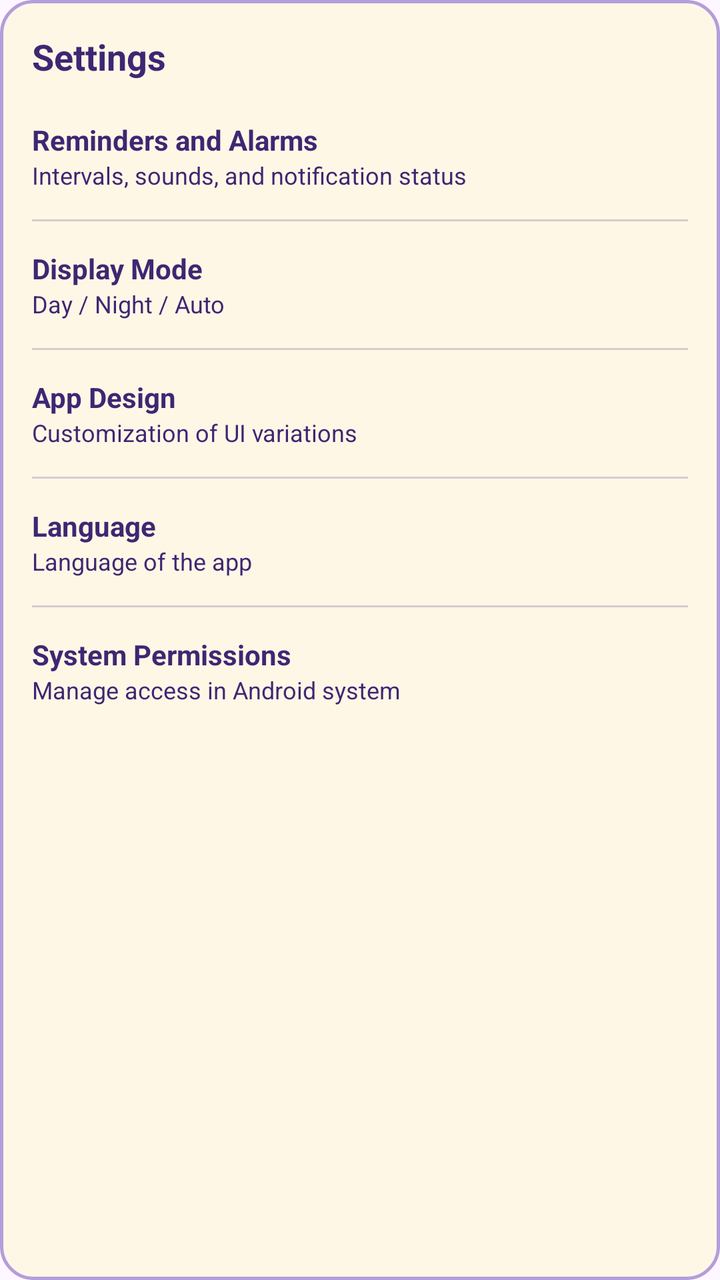
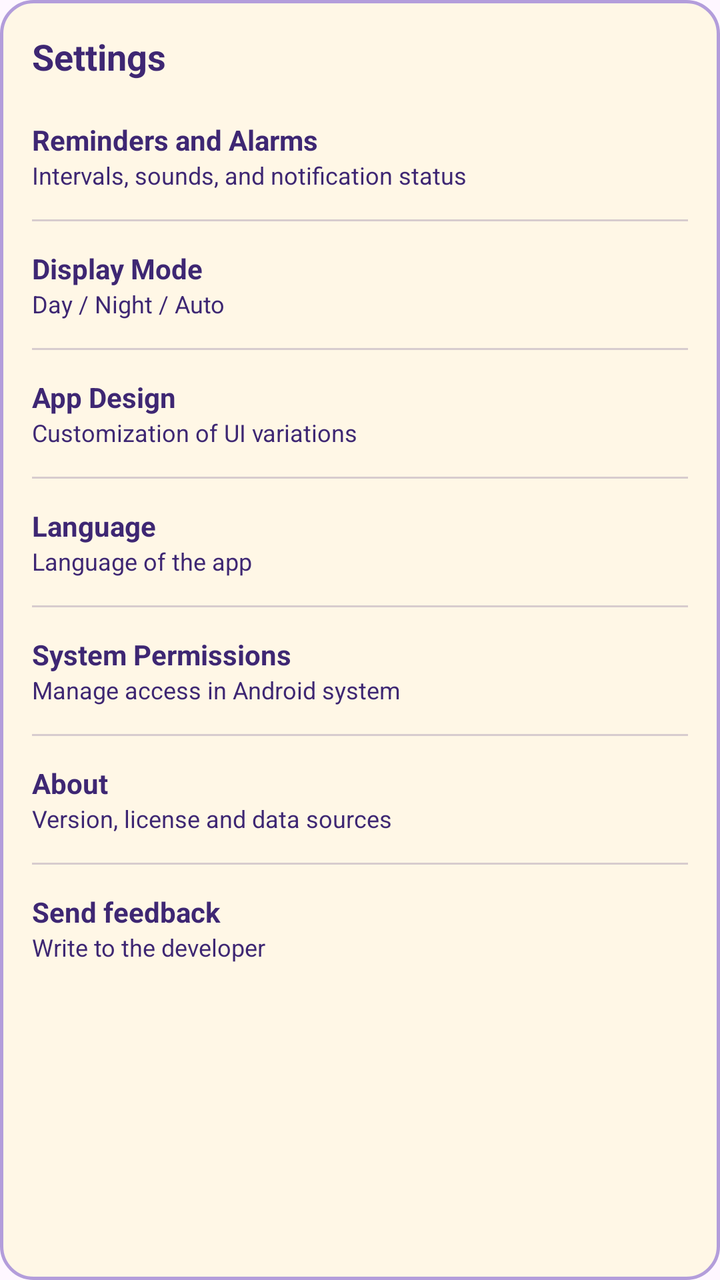

Compare the two renders of this Android layout. The source of the first and the diff that turns it into the second are given below.
<!-- AndroidManifest.xml: application theme Theme.MyAssistant -->
<!-- res/layout/dialog_settings.xml -->
<?xml version="1.0" encoding="utf-8"?>
<ScrollView xmlns:android="http://schemas.android.com/apk/res/android"
    android:layout_width="match_parent"
    android:layout_height="wrap_content"
    android:fillViewport="true">

    <LinearLayout
        android:layout_width="match_parent"
        android:layout_height="wrap_content"
        android:orientation="vertical"
        android:padding="16dp"
        android:background="@drawable/bg_spinner_dropdown">

        
        <TextView
            android:layout_width="match_parent"
            android:layout_height="wrap_content"
            android:text="@string/settings_title"
            android:textSize="18sp"
            android:textStyle="bold"
            android:textColor="?attr/maText"
            android:paddingBottom="12dp"/>

        
        <LinearLayout
            android:id="@+id/layoutAlarmSettings"
            android:layout_width="match_parent"
            android:layout_height="wrap_content"
            android:orientation="vertical"
            android:clickable="true"
            android:focusable="true"
            android:background="?attr/selectableItemBackground"
            android:paddingVertical="8dp">
            <TextView
                android:layout_width="match_parent"
                android:layout_height="wrap_content"
                android:text="@string/settings_alarms_title"
                android:textSize="14sp"
                android:textStyle="bold"
                android:textColor="?attr/maText"/>
            <TextView
                android:layout_width="match_parent"
                android:layout_height="wrap_content"
                android:text="@string/settings_alarms_subtitle"
                android:textSize="12sp"
                android:textColor="?attr/maText"/>
        </LinearLayout>

        <View
            android:layout_width="match_parent"
            android:layout_height="1dp"
            android:background="?attr/maText"
            android:alpha="0.2"
            android:layout_marginVertical="6dp"/>

        
        <LinearLayout
            android:id="@+id/layoutDisplaySettings"
            android:layout_width="match_parent"
            android:layout_height="wrap_content"
            android:orientation="vertical"
            android:clickable="true"
            android:focusable="true"
            android:background="?attr/selectableItemBackground"
            android:paddingVertical="8dp">
            <TextView
                android:layout_width="match_parent"
                android:layout_height="wrap_content"
                android:text="@string/settings_display_title"
                android:textSize="14sp"
                android:textStyle="bold"
                android:textColor="?attr/maText"/>
            <TextView
                android:layout_width="match_parent"
                android:layout_height="wrap_content"
                android:text="@string/settings_display_subtitle"
                android:textSize="12sp"
                android:textColor="?attr/maText"/>
        </LinearLayout>

        <View
            android:layout_width="match_parent"
            android:layout_height="1dp"
            android:background="?attr/maText"
            android:alpha="0.2"
            android:layout_marginVertical="6dp"/>

        
        <LinearLayout
            android:id="@+id/layoutDesignSettings"
            android:layout_width="match_parent"
            android:layout_height="wrap_content"
            android:orientation="vertical"
            android:clickable="true"
            android:focusable="true"
            android:background="?attr/selectableItemBackground"
            android:paddingVertical="8dp">
            <TextView
                android:layout_width="match_parent"
                android:layout_height="wrap_content"
                android:text="@string/settings_design_title"
                android:textSize="14sp"
                android:textStyle="bold"
                android:textColor="?attr/maText"/>
            <TextView
                android:layout_width="match_parent"
                android:layout_height="wrap_content"
                android:text="@string/settings_design_subtitle"
                android:textSize="12sp"
                android:textColor="?attr/maText"/>
        </LinearLayout>

        <View
            android:layout_width="match_parent"
            android:layout_height="1dp"
            android:background="?attr/maText"
            android:alpha="0.2"
            android:layout_marginVertical="6dp"/>

        
        <LinearLayout
            android:id="@+id/layoutLanguageSettings"
            android:layout_width="match_parent"
            android:layout_height="wrap_content"
            android:orientation="vertical"
            android:clickable="true"
            android:focusable="true"
            android:background="?attr/selectableItemBackground"
            android:paddingVertical="8dp">
            <TextView
                android:layout_width="match_parent"
                android:layout_height="wrap_content"
                android:text="@string/settings_language_title"
                android:textSize="14sp"
                android:textStyle="bold"
                android:textColor="?attr/maText"/>
            <TextView
                android:layout_width="match_parent"
                android:layout_height="wrap_content"
                android:text="@string/settings_language_subtitle"
                android:textSize="12sp"
                android:textColor="?attr/maText"/>
        </LinearLayout>

        <View
            android:layout_width="match_parent"
            android:layout_height="1dp"
            android:background="?attr/maText"
            android:alpha="0.2"
            android:layout_marginVertical="6dp"/>

        
        <LinearLayout
            android:id="@+id/layoutSystemPermissions"
            android:layout_width="match_parent"
            android:layout_height="wrap_content"
            android:orientation="vertical"
            android:clickable="true"
            android:focusable="true"
            android:background="?attr/selectableItemBackground"
            android:paddingVertical="8dp">
            <TextView
                android:layout_width="match_parent"
                android:layout_height="wrap_content"
                android:text="@string/settings_permissions_title"
                android:textSize="14sp"
                android:textStyle="bold"
                android:textColor="?attr/maText"/>
            <TextView
                android:layout_width="match_parent"
                android:layout_height="wrap_content"
                android:text="@string/settings_permissions_subtitle"
                android:textSize="12sp"
                android:textColor="?attr/maText"/>
        </LinearLayout>

    </LinearLayout>
</ScrollView>
<!-- resources referenced by this layout -->
<resources>
  <!-- drawable bg_spinner_dropdown (drawable) -->
  <?xml version="1.0" encoding="utf-8"?>
  <shape xmlns:android="http://schemas.android.com/apk/res/android"
      android:shape="rectangle">
  
      <solid android:color="?attr/maBackground" />
  
      <stroke
          android:width="?attr/maStroke"
          android:color="?attr/maOutline" />
  
      <corners android:radius="?attr/maCornerPanel" />
  </shape>
  <string name="settings_alarms_subtitle">Intervals, sounds, and notification status</string>
  <string name="settings_alarms_title">Reminders and Alarms</string>
  <string name="settings_design_subtitle">Customization of UI variations</string>
  <string name="settings_design_title">App Design</string>
  <string name="settings_display_subtitle">Day / Night / Auto</string>
  <string name="settings_display_title">Display Mode</string>
  <string name="settings_language_subtitle">Language of the app</string>
  <string name="settings_language_title">Language</string>
  <string name="settings_permissions_subtitle">Manage access in Android system</string>
  <string name="settings_permissions_title">System Permissions</string>
  <string name="settings_title">Settings</string>
  <style name="Theme.MyAssistant" parent="Base.Theme.MyAssistant" />
  <style name="MyAssistantMaterialSwitch" parent="Widget.Material3.CompoundButton.MaterialSwitch">
          <item name="thumbTint">@color/colorPrimary</item>
          <item name="trackTint">@color/switch_track</item>
      </style>
  <color name="md_primary">#6750A4</color>
  <color name="md_on_primary">#FFFFFF</color>
  <color name="md_background">#FEF7FF</color>
  <color name="md_surface">#FEF7FF</color>
  <color name="md_surface_container_lowest">#FFFFFF</color>
  <color name="md_surface_container_low">#F7F2FA</color>
  <color name="md_surface_container">#F3EDF7</color>
  <color name="md_surface_container_high">#ECE6F0</color>
  <color name="md_surface_container_highest">#E6E0E9</color>
  <color name="md_on_surface">#1D1B20</color>
  <color name="md_surface_variant">#E7E0EC</color>
  <color name="md_on_surface_variant">#49454F</color>
  <color name="md_outline">#79747E</color>
  <color name="background">#FFF7E6</color>
  <color name="text_color">#3E2773</color>
  <color name="text_secondary">#757575</color>
  <color name="text_muted">#9E9E9E</color>
  <color name="outline">#B39DDB</color>
  <color name="tab_selected">#E8DAFF</color>
  <color name="colorPrimary">#3E2773</color>
  <color name="switch_track">#D1C4E9</color>
  <color name="text_color_btn">#FA8C16</color>
  <color name="button_start">#9D84E8</color>
  <color name="button_end">#3E2773</color>
  <color name="button_pressed_end">#6E5CA2</color>
  <color name="status_overdue">#D32F2F</color>
  <color name="status_important">#FA8C16</color>
  <color name="status_ok">#00C853</color>
  <!-- drawable backdrop_classic (drawable) -->
  <?xml version="1.0" encoding="utf-8"?>
  <shape xmlns:android="http://schemas.android.com/apk/res/android"
      android:shape="rectangle">
      <solid android:color="?attr/maBackground" />
  </shape>
  <!-- unchanged entries left out for length: 1 -->
</resources>

<!-- the commit's change to res/layout/dialog_settings.xml (unified diff, before → after) -->
@@ -174,5 +174,70 @@
                 android:textColor="?attr/maText"/>
         </LinearLayout>
 
+        <View
+            android:layout_width="match_parent"
+            android:layout_height="1dp"
+            android:background="?attr/maText"
+            android:alpha="0.2"
+            android:layout_marginVertical="6dp"/>
+
+        
+        <LinearLayout
+            android:id="@+id/layoutAbout"
+            android:layout_width="match_parent"
+            android:layout_height="wrap_content"
+            android:orientation="vertical"
+            android:clickable="true"
+            android:focusable="true"
+            android:background="?attr/selectableItemBackground"
+            android:paddingVertical="8dp">
+            <TextView
+                android:layout_width="match_parent"
+                android:layout_height="wrap_content"
+                android:text="@string/settings_about_title"
+                android:textSize="14sp"
+                android:textStyle="bold"
+                android:textColor="?attr/maText"/>
+            <TextView
+                android:layout_width="match_parent"
+                android:layout_height="wrap_content"
+                android:text="@string/settings_about_subtitle"
+                android:textSize="12sp"
+                android:textColor="?attr/maText"/>
+        </LinearLayout>
+
+
+        <View
+            android:layout_width="match_parent"
+            android:layout_height="1dp"
+            android:background="?attr/maText"
+            android:alpha="0.2"
+            android:layout_marginVertical="6dp"/>
+
+        
+        <LinearLayout
+            android:id="@+id/layoutFeedback"
+            android:layout_width="match_parent"
+            android:layout_height="wrap_content"
+            android:orientation="vertical"
+            android:clickable="true"
+            android:focusable="true"
+            android:background="?attr/selectableItemBackground"
+            android:paddingVertical="8dp">
+            <TextView
+                android:layout_width="match_parent"
+                android:layout_height="wrap_content"
+                android:text="@string/settings_feedback_title"
+                android:textSize="14sp"
+                android:textStyle="bold"
+                android:textColor="?attr/maText"/>
+            <TextView
+                android:layout_width="match_parent"
+                android:layout_height="wrap_content"
+                android:text="@string/settings_feedback_subtitle"
+                android:textSize="12sp"
+                android:textColor="?attr/maText"/>
+        </LinearLayout>
+
     </LinearLayout>
 </ScrollView>
<!-- resource entries referenced after the edit -->
@@ -13,12 +13,16 @@
   
       <corners android:radius="?attr/maCornerPanel" />
   </shape>
+  <string name="settings_about_subtitle">Version, license and data sources</string>
+  <string name="settings_about_title">About</string>
   <string name="settings_alarms_subtitle">Intervals, sounds, and notification status</string>
   <string name="settings_alarms_title">Reminders and Alarms</string>
   <string name="settings_design_subtitle">Customization of UI variations</string>
   <string name="settings_design_title">App Design</string>
   <string name="settings_display_subtitle">Day / Night / Auto</string>
   <string name="settings_display_title">Display Mode</string>
+  <string name="settings_feedback_subtitle">Write to the developer</string>
+  <string name="settings_feedback_title">Send feedback</string>
   <string name="settings_language_subtitle">Language of the app</string>
   <string name="settings_language_title">Language</string>
   <string name="settings_permissions_subtitle">Manage access in Android system</string>
